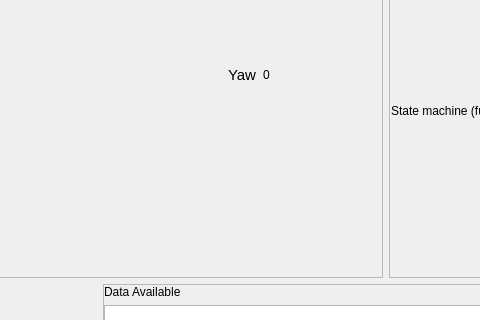
Old version of the form windows/vant.ui in the repository iurobpn/provant-groundstation; both pictures show x 500 to 980 and y 84 to 404 of the 1200 by 739 pixel window.
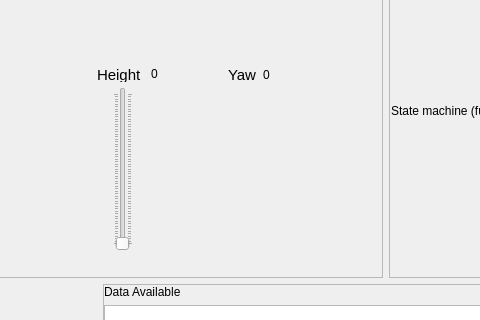
New version of the form. Custom widgets are drawn as their Qt base class.

Commit message: adicionado interface de altura e resolvido  alguns erros

```diff
--- a/windows/vant.ui
+++ b/windows/vant.ui
@@ -631,9 +631,9 @@
           <widget class="QWidget" name="horizontalLayoutWidget_3">
            <property name="geometry">
             <rect>
-             <x>280</x>
+             <x>281</x>
              <y>140</y>
-             <width>291</width>
+             <width>290</width>
              <height>171</height>
             </rect>
            </property>
@@ -750,6 +750,59 @@
             <string>0</string>
            </property>
           </widget>
+          <widget class="QLabel" name="label_10">
+           <property name="geometry">
+            <rect>
+             <x>279</x>
+             <y>123</y>
+             <width>57</width>
+             <height>15</height>
+            </rect>
+           </property>
+           <property name="font">
+            <font>
+             <pointsize>11</pointsize>
+            </font>
+           </property>
+           <property name="text">
+            <string>Height</string>
+           </property>
+          </widget>
+          <widget class="QLabel" name="label_11">
+           <property name="geometry">
+            <rect>
+             <x>333</x>
+             <y>122</y>
+             <width>30</width>
+             <height>16</height>
+            </rect>
+           </property>
+           <property name="text">
+            <string>0</string>
+           </property>
+          </widget>
+          <widget class="QSlider" name="verticalSlider_3">
+           <property name="geometry">
+            <rect>
+             <x>295</x>
+             <y>143</y>
+             <width>20</width>
+             <height>164</height>
+            </rect>
+           </property>
+           <property name="minimum">
+            <number>0</number>
+           </property>
+           <property name="maximum">
+            <number>600</number>
+           </property>
+           <property name="orientation">
+            <enum>Qt::Vertical</enum>
+           </property>
+           <property name="tickPosition">
+            <enum>QSlider::TicksBothSides</enum>
+           </property>
+          </widget>
          </widget>
         </item>
         <item>
```
Left out of the diff: 44 changed lines with no effect on the pictures. The commit also changes 1 other file.
